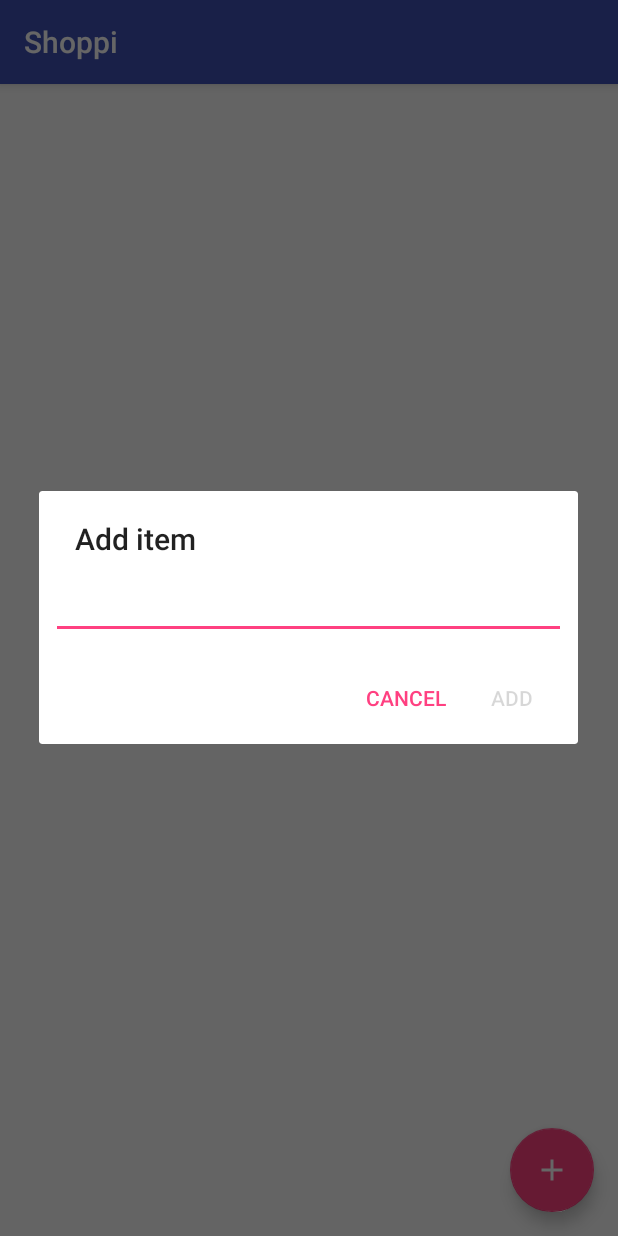
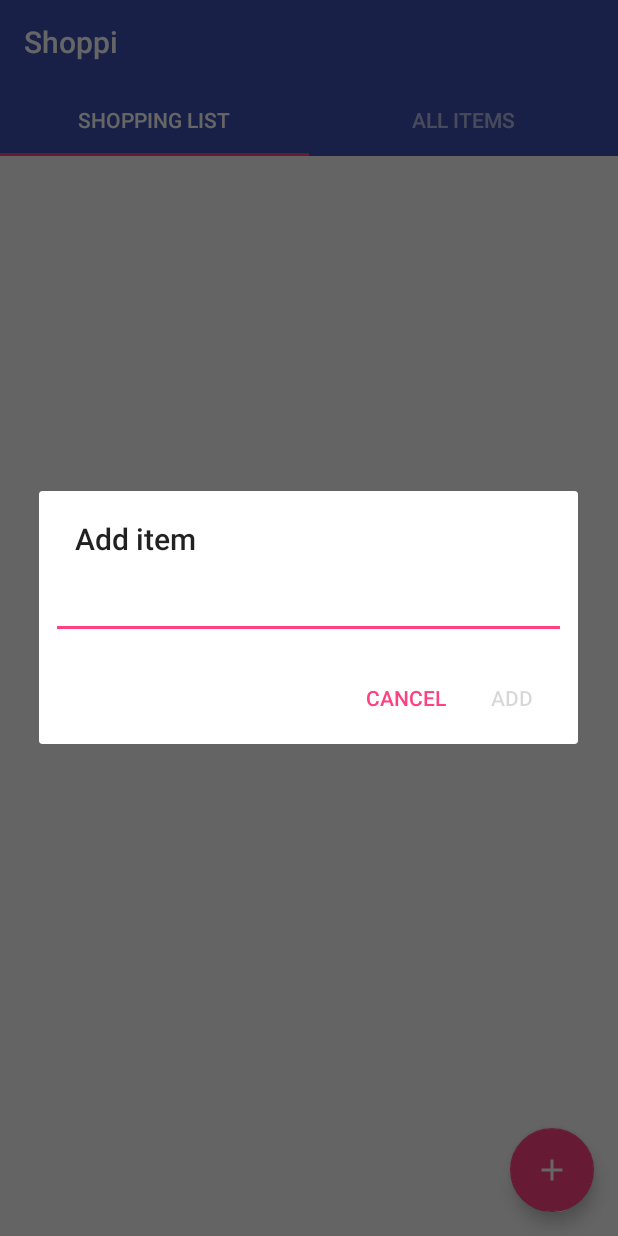
Before and after one commit to crazymaik/shoppi, an Android app: the screen it shows after launch (MainActivity), after a tap on an icon or button, on a phone screen of 412 x 824 dp. Run offline under Robolectric (Android 15) with nearby library versions, the phone set to English and light mode, and no system bars; our stand-ins replace RxJava.

Commit message:
Add ViewPager with tabs matching toolbar

```diff
--- a/app/src/main/java/org/bitbrothers/shoppi/ShoppiApplication.java
+++ b/app/src/main/java/org/bitbrothers/shoppi/ShoppiApplication.java
@@ -4,6 +4,7 @@ import android.app.Application;
 import android.content.Context;
 
 import org.bitbrothers.shoppi.presenter.AddShoppingItemPresenter;
+import org.bitbrothers.shoppi.presenter.AllShoppingItemsPresenter;
 import org.bitbrothers.shoppi.presenter.BasePresenter;
 import org.bitbrothers.shoppi.presenter.MainPresenter;
 import org.bitbrothers.shoppi.presenter.ShoppingListPresenter;
@@ -49,6 +50,10 @@ public class ShoppiApplication extends Application {
         return new AddShoppingItemPresenter(shoppingItemRepository);
     }
 
+    public AllShoppingItemsPresenter getAllShoppingItemsPresenter() {
+        return new AllShoppingItemsPresenter(shoppingItemRepository);
+    }
+
     public MainPresenter getMainPresenter() {
         return new MainPresenter();
     }
--- /dev/null
+++ b/app/src/main/java/org/bitbrothers/shoppi/presenter/AllShoppingItemsPresenter.java
@@ -0,0 +1,17 @@
+package org.bitbrothers.shoppi.presenter;
+
+
+import org.bitbrothers.shoppi.store.ShoppingItemRepository;
+
+public class AllShoppingItemsPresenter extends BasePresenter<AllShoppingItemsPresenter.View> {
+
+    public interface View extends BasePresenter.BaseView {
+
+    }
+
+    private final ShoppingItemRepository shoppingItemRepository;
+
+    public AllShoppingItemsPresenter(ShoppingItemRepository shoppingItemRepository) {
+        this.shoppingItemRepository = shoppingItemRepository;
+    }
+}
--- a/app/src/main/java/org/bitbrothers/shoppi/ui/activity/MainActivity.java
+++ b/app/src/main/java/org/bitbrothers/shoppi/ui/activity/MainActivity.java
@@ -1,7 +1,9 @@
 package org.bitbrothers.shoppi.ui.activity;
 
+import android.content.Context;
 import android.os.Bundle;
 import android.os.StrictMode;
+import android.support.design.widget.TabLayout;
 import android.support.v4.app.Fragment;
 import android.support.v4.app.FragmentManager;
 import android.support.v4.app.FragmentPagerAdapter;
@@ -12,6 +14,7 @@ import org.bitbrothers.shoppi.R;
 import org.bitbrothers.shoppi.ShoppiApplication;
 import org.bitbrothers.shoppi.presenter.BasePresenter;
 import org.bitbrothers.shoppi.presenter.MainPresenter;
+import org.bitbrothers.shoppi.ui.fragment.AllShoppingItemsFragment;
 import org.bitbrothers.shoppi.ui.fragment.ShoppingListFragment;
 
 public class MainActivity
@@ -39,7 +42,10 @@ public class MainActivity
         setSupportActionBar(toolbar);
 
         ViewPager viewPager = findViewById(R.id.pager);
-        viewPager.setAdapter(new PagerAdapter(getSupportFragmentManager()));
+        viewPager.setAdapter(new PagerAdapter(this, getSupportFragmentManager()));
+
+        TabLayout tabLayout = findViewById(R.id.pager_tabs);
+        tabLayout.setupWithViewPager(viewPager);
     }
 
     @Override
@@ -49,8 +55,11 @@ public class MainActivity
 
     private static class PagerAdapter extends FragmentPagerAdapter {
 
-        public PagerAdapter(FragmentManager fm) {
+        private final Context context;
+
+        public PagerAdapter(Context context, FragmentManager fm) {
             super(fm);
+            this.context = context;
         }
 
         @Override
@@ -58,6 +67,20 @@ public class MainActivity
             switch (position) {
                 case 0:
                     return new ShoppingListFragment();
+                case 1:
+                    return new AllShoppingItemsFragment();
+                default:
+                    throw new IllegalArgumentException();
+            }
+        }
+
+        @Override
+        public CharSequence getPageTitle(int position) {
+            switch (position) {
+                case 0:
+                    return context.getString(R.string.tab_shopping_list);
+                case 1:
+                    return context.getString(R.string.tab_all_items);
                 default:
                     throw new IllegalArgumentException();
             }
@@ -65,7 +88,7 @@ public class MainActivity
 
         @Override
         public int getCount() {
-            return 1;
+            return 2;
         }
     }
 
--- /dev/null
+++ b/app/src/main/java/org/bitbrothers/shoppi/ui/fragment/AllShoppingItemsFragment.java
@@ -0,0 +1,14 @@
+package org.bitbrothers.shoppi.ui.fragment;
+
+import org.bitbrothers.shoppi.ShoppiApplication;
+import org.bitbrothers.shoppi.presenter.AllShoppingItemsPresenter;
+
+public class AllShoppingItemsFragment
+        extends BaseFragment<AllShoppingItemsPresenter>
+        implements AllShoppingItemsPresenter.View {
+
+    @Override
+    protected AllShoppingItemsPresenter createPresenter() {
+        return ShoppiApplication.from(getContext()).getAllShoppingItemsPresenter();
+    }
+}
--- a/app/src/main/res/layout/activity_main.xml
+++ b/app/src/main/res/layout/activity_main.xml
@@ -12,7 +12,7 @@
         android:layout_width="match_parent"
         android:layout_height="?attr/actionBarSize"
         android:background="?attr/colorPrimary"
-        android:elevation="4dp"
+        android:elevation="0dp"
         android:theme="@style/ThemeOverlay.AppCompat.Dark.ActionBar"
         app:layout_constraintBottom_toTopOf="@id/pager"
         app:popupTheme="@style/ThemeOverlay.AppCompat.Light" />
@@ -22,6 +22,14 @@
         android:layout_width="match_parent"
         android:layout_height="0dp"
         android:layout_weight="1"
-        app:layout_constraintTop_toBottomOf="@id/toolbar" />
+        app:layout_constraintTop_toBottomOf="@id/toolbar">
+
+        <android.support.design.widget.TabLayout
+            style="@style/TabLayout"
+            android:id="@+id/pager_tabs"
+            android:layout_width="match_parent"
+            android:layout_height="wrap_content"
+            android:layout_gravity="top" />
+    </android.support.v4.view.ViewPager>
 
 </LinearLayout>
--- a/app/src/main/res/values/colors.xml
+++ b/app/src/main/res/values/colors.xml
@@ -3,4 +3,5 @@
     <color name="colorPrimary">#3F51B5</color>
     <color name="colorPrimaryDark">#303F9F</color>
     <color name="colorAccent">#FF4081</color>
+    <color name="white_semitransparent">#99FFFFFF</color>
 </resources>
--- a/app/src/main/res/values/strings.xml
+++ b/app/src/main/res/values/strings.xml
@@ -4,4 +4,6 @@
     <string name="add_shopping_item_positive_button">Add</string>
     <string name="add_shopping_item_negative_button">Cancel</string>
     <string name="add_shopping_item_save_error">Saving shopping item failed</string>
+    <string name="tab_all_items">All Items</string>
+    <string name="tab_shopping_list">Shopping List</string>
 </resources>
--- a/app/src/main/res/values/styles.xml
+++ b/app/src/main/res/values/styles.xml
@@ -8,4 +8,15 @@
         <item name="colorAccent">@color/colorAccent</item>
     </style>
 
+    <style name="TabLayout" parent="Widget.Design.TabLayout">
+        <item name="android:background">?attr/colorPrimary</item>
+        <item name="tabTextAppearance">@style/TabTextAppearance</item>
+        <item name="tabSelectedTextColor">@android:color/white</item>
+        <item name="tabBackground">?attr/selectableItemBackground</item>
+    </style>
+
+    <style name="TabTextAppearance" parent="TextAppearance.Design.Tab">
+        <item name="android:textColor">@color/white_semitransparent</item>
+    </style>
+
 </resources>
```
